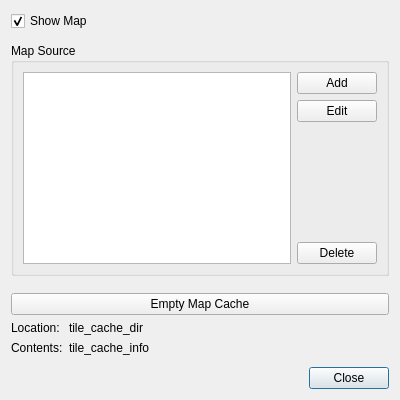
The window that frameworks/qt/plugins/map/dmzQtPluginMapProperties.ui (dmzgroup/dmz) describes before a commit, drawn with Qt 5.
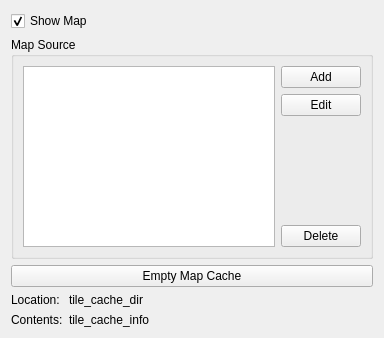
The same window after the commit.

Commit message: added a preference dialog

What changed in the file:
```diff
--- a/frameworks/qt/plugins/map/dmzQtPluginMapProperties.ui
+++ b/frameworks/qt/plugins/map/dmzQtPluginMapProperties.ui
@@ -1,13 +1,13 @@
 <?xml version="1.0" encoding="UTF-8"?>
 <ui version="4.0">
- <class>mapPropertiesDialog</class>
- <widget class="QDialog" name="mapPropertiesDialog">
+ <class>mapPropertiesForm</class>
+ <widget class="QFrame" name="mapPropertiesForm">
   <property name="geometry">
    <rect>
     <x>0</x>
     <y>0</y>
-    <width>400</width>
-    <height>400</height>
+    <width>384</width>
+    <height>338</height>
    </rect>
   </property>
   <property name="windowTitle">
@@ -191,19 +191,6 @@
      </property>
     </spacer>
    </item>
-   <item>
-    <widget class="QDialogButtonBox" name="buttonBox">
-     <property name="orientation">
-      <enum>Qt::Horizontal</enum>
-     </property>
-     <property name="standardButtons">
-      <set>QDialogButtonBox::Close</set>
-     </property>
-     <property name="centerButtons">
-      <bool>false</bool>
-     </property>
-    </widget>
-   </item>
   </layout>
  </widget>
  <resources/>
```
Left out of the diff: 32 changed lines with no effect on the pictures. The commit also changes 7 other files.
